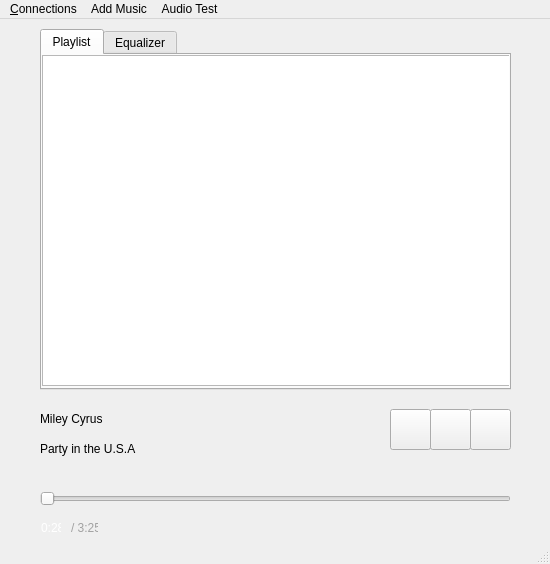
The window that Source/Client/mainwindow.ui (imoongom/commaudio) describes before a commit, drawn with Qt 5.
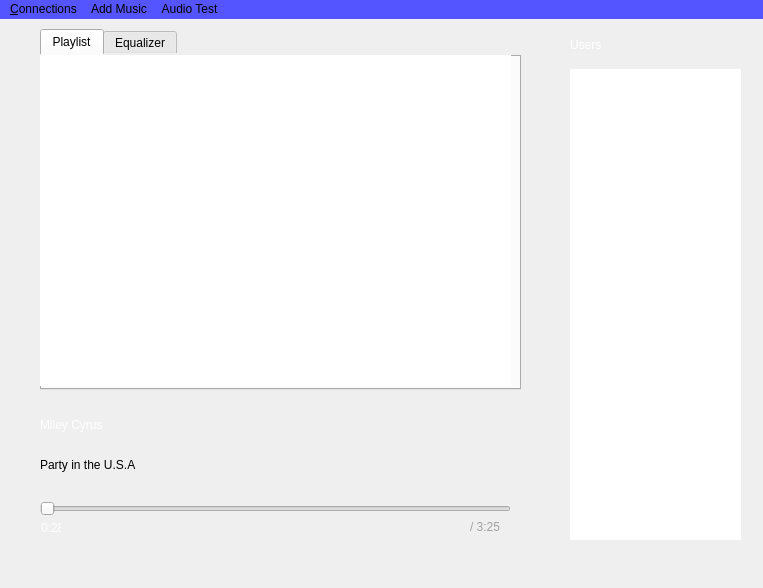
The same window after the commit.

```diff
--- a/Source/Client/mainwindow.ui
+++ b/Source/Client/mainwindow.ui
@@ -6,26 +6,30 @@
    <rect>
     <x>0</x>
     <y>0</y>
-    <width>550</width>
-    <height>564</height>
+    <width>763</width>
+    <height>588</height>
    </rect>
   </property>
   <property name="windowTitle">
    <string>Need a fancy program name and icon</string>
   </property>
+  <property name="styleSheet">
+   <string notr="true">border: 0;</string>
+  </property>
   <widget class="QWidget" name="centralWidget">
    <widget class="QLabel" name="label_3">
     <property name="geometry">
      <rect>
       <x>40</x>
       <y>390</y>
-      <width>121</width>
-      <height>20</height>
+      <width>161</width>
+      <height>31</height>
      </rect>
     </property>
     <property name="styleSheet">
      <string notr="true">font: 57 8pt &quot;DINPro-Medium&quot;;
-font: 57 14pt &quot;Roboto Medium&quot;;</string>
+font: 57 14pt &quot;Roboto Medium&quot;;
+color: white;</string>
     </property>
     <property name="text">
      <string>Miley Cyrus</string>
@@ -35,7 +39,7 @@
     <property name="geometry">
      <rect>
       <x>40</x>
-      <y>470</y>
+      <y>480</y>
       <width>471</width>
       <height>19</height>
      </rect>
@@ -48,9 +52,9 @@
     <property name="geometry">
      <rect>
       <x>40</x>
-      <y>420</y>
+      <y>430</y>
       <width>181</width>
-      <height>20</height>
+      <height>31</height>
      </rect>
     </property>
     <property name="styleSheet">
@@ -66,12 +70,13 @@
      <rect>
       <x>40</x>
       <y>10</y>
-      <width>471</width>
+      <width>481</width>
       <height>361</height>
      </rect>
     </property>
     <property name="styleSheet">
-     <string notr="true">font: 57 11pt &quot;Roboto Medium&quot;;</string>
+     <string notr="true">font: 57 11pt &quot;Roboto Medium&quot;;
+border: 0;</string>
     </property>
     <property name="currentIndex">
      <number>0</number>
@@ -89,6 +94,9 @@
         <height>331</height>
        </rect>
       </property>
+      <property name="styleSheet">
+       <string notr="true">border: 0;</string>
+      </property>
      </widget>
     </widget>
     <widget class="QWidget" name="tab_2">
@@ -210,9 +218,9 @@
    <widget class="QLabel" name="label_2">
     <property name="geometry">
      <rect>
-      <x>71</x>
-      <y>501</y>
-      <width>27</width>
+      <x>470</x>
+      <y>500</y>
+      <width>61</width>
       <height>16</height>
      </rect>
     </property>
@@ -224,16 +232,34 @@
      <string>/ 3:25</string>
     </property>
    </widget>
-   <zorder>label_3</zorder>
-   <zorder>horizontalSlider</zorder>
-   <zorder>label_6</zorder>
-   <zorder>tabWidget</zorder>
-   <zorder>playButton</zorder>
-   <zorder>pauseButton</zorder>
-   <zorder>stopButton</zorder>
-   <zorder>label</zorder>
-   <zorder>label_2</zorder>
-   <zorder>label_2</zorder>
+   <widget class="QListView" name="listView">
+    <property name="geometry">
+     <rect>
+      <x>570</x>
+      <y>50</y>
+      <width>171</width>
+      <height>471</height>
+     </rect>
+    </property>
+   </widget>
+   <widget class="QLabel" name="label_4">
+    <property name="geometry">
+     <rect>
+      <x>570</x>
+      <y>10</y>
+      <width>161</width>
+      <height>31</height>
+     </rect>
+    </property>
+    <property name="styleSheet">
+     <string notr="true">font: 57 8pt &quot;DINPro-Medium&quot;;
+font: 57 14pt &quot;Roboto Medium&quot;;
+color: white;</string>
+    </property>
+    <property name="text">
+     <string>Users</string>
+    </property>
+   </widget>
   </widget>
   <widget class="QStatusBar" name="statusBar"/>
   <widget class="QMenuBar" name="menuBar">
@@ -241,10 +267,13 @@
     <rect>
      <x>0</x>
      <y>0</y>
-     <width>550</width>
-     <height>30</height>
+     <width>763</width>
+     <height>31</height>
     </rect>
    </property>
+   <property name="styleSheet">
+    <string notr="true">background-color: rgb(85, 85, 255);</string>
+   </property>
    <widget class="QMenu" name="menuConnections">
     <property name="title">
      <string>&amp;Connections</string>
```
Left out of the diff: 4 changed lines with no effect on the pictures.
